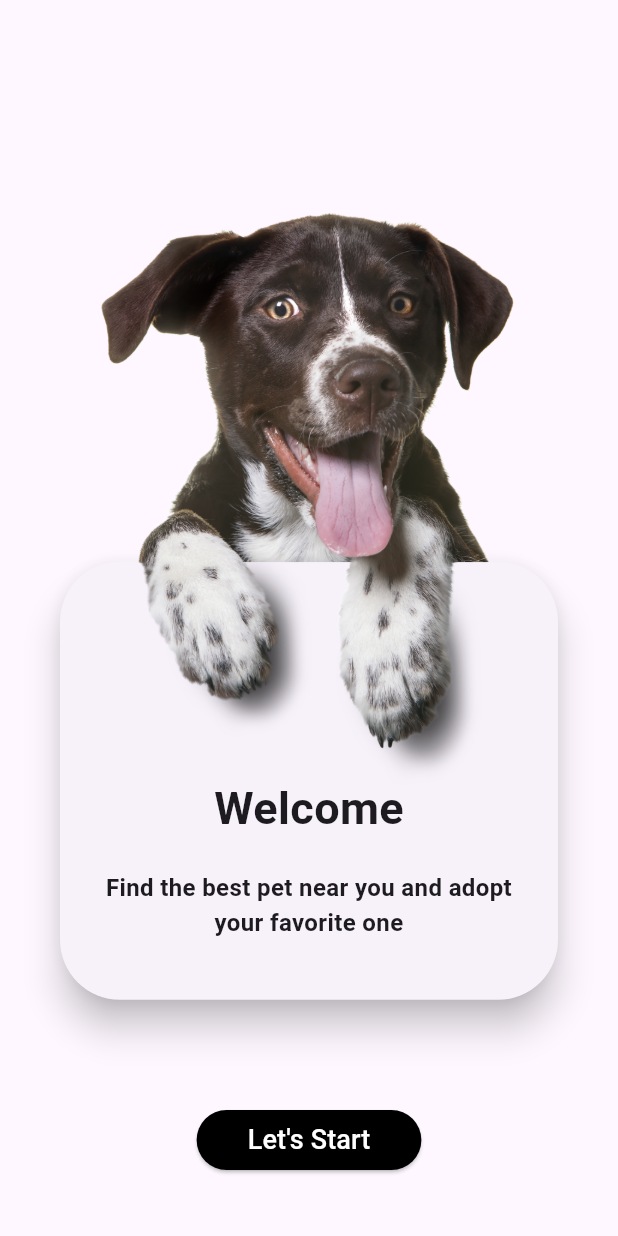
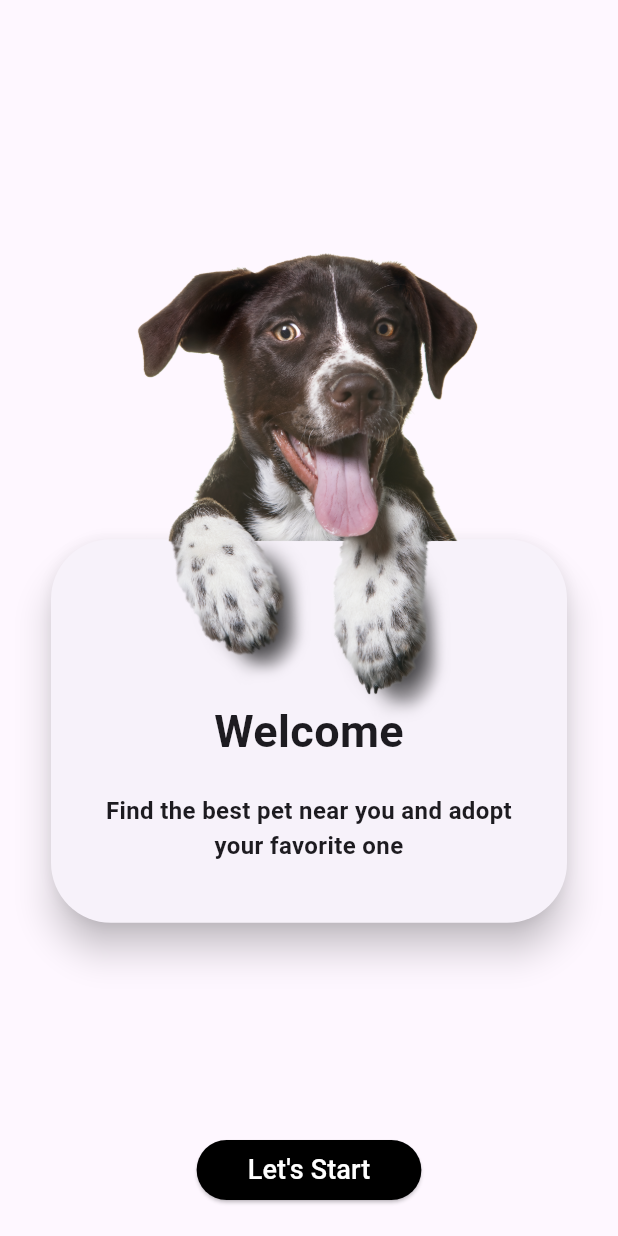
Before and after one commit to Brandon-RS/Dog-Finder, a Flutter app: the screen it shows after launch, on a phone screen of 412 x 824 dp. Run offline on Flutter 3.47's test engine with Material 3 defaults, Android fonts, the phone set to English and light mode, and no system bars.

Commit message:
Refactor welcome screen

```diff
--- a/lib/pages/banner_page.dart
+++ /dev/null
@@ -1,112 +0,0 @@
-import 'package:flutter/material.dart';
-import 'package:flutter/services.dart';
-
-class BannerPage extends StatefulWidget {
-  BannerPage({Key? key}) : super(key: key);
-
-  @override
-  _BannerPageState createState() => _BannerPageState();
-}
-
-class _BannerPageState extends State<BannerPage> {
-  @override
-  Widget build(BuildContext context) {
-    SystemChrome.setPreferredOrientations([
-      DeviceOrientation.portraitUp,
-      DeviceOrientation.portraitDown,
-    ]);
-    return Scaffold(
-      body: Column(
-        mainAxisAlignment: MainAxisAlignment.center,
-        children: [
-          Stack(
-            children: [
-              Center(
-                child: Container(
-                  height: 547,
-                  alignment: Alignment.bottomCenter,
-                  child: _bannerCard(),
-                ),
-              ),
-              Center(child: _imgBanner()),
-            ],
-          ),
-          SizedBox(height: 30)
-        ],
-      ),
-      floatingActionButtonLocation: FloatingActionButtonLocation.centerDocked,
-      floatingActionButton: _finalButton(context),
-    );
-  }
-
-  Widget _bannerCard() => Container(
-        height: 300,
-        width: 340,
-        child: Card(
-          shape: RoundedRectangleBorder(
-            borderRadius: BorderRadius.circular(40),
-          ),
-          elevation: 10,
-          child: Column(
-            mainAxisAlignment: MainAxisAlignment.end,
-            children: [
-              Text(
-                'Welcome',
-                style: TextStyle(fontWeight: FontWeight.bold, fontSize: 30),
-              ),
-              SizedBox(height: 20),
-              Container(
-                padding: const EdgeInsets.symmetric(horizontal: 20),
-                child: Text(
-                  'Find the best pet near you and adopt your favorite one',
-                  style: TextStyle(
-                    fontWeight: FontWeight.w600,
-                    fontSize: 16,
-                  ),
-                  textAlign: TextAlign.center,
-                ),
-              ),
-              SizedBox(height: 40),
-            ],
-          ),
-        ),
-      );
-
-  Widget _imgBanner() {
-    return Container(
-      height: 400,
-      child: Image(
-        image: AssetImage('assets/images/dog_banner.png'),
-      ),
-    );
-  }
-
-  Container _finalButton(BuildContext context) {
-    return Container(
-      padding: EdgeInsets.only(bottom: 40),
-      child: ElevatedButton(
-        style: ButtonStyle(
-          padding: WidgetStateProperty.all(
-            EdgeInsets.symmetric(horizontal: 34),
-          ),
-          backgroundColor: WidgetStateProperty.all(Colors.black),
-          shape: WidgetStateProperty.all(
-            RoundedRectangleBorder(
-              borderRadius: BorderRadius.circular(100),
-            ),
-          ),
-        ),
-        child: Text(
-          "Let's Start",
-          style: TextStyle(
-            fontSize: 18,
-            color: Colors.white,
-          ),
-        ),
-        onPressed: () {
-          Navigator.pushNamed(context, '/homePage');
-        },
-      ),
-    );
-  }
-}
--- /dev/null
+++ b/lib/pages/welcome_page.dart
@@ -0,0 +1,50 @@
+import 'package:dog_app/widgets/welcome_card.dart';
+import 'package:flutter/material.dart';
+import 'package:flutter/services.dart';
+
+class WelcomePage extends StatefulWidget {
+  WelcomePage({Key? key}) : super(key: key);
+
+  @override
+  _WelcomePageState createState() => _WelcomePageState();
+}
+
+class _WelcomePageState extends State<WelcomePage> {
+  @override
+  void initState() {
+    super.initState();
+    SystemChrome.setPreferredOrientations([
+      DeviceOrientation.portraitUp,
+      DeviceOrientation.portraitDown,
+    ]);
+  }
+
+  @override
+  Widget build(BuildContext context) {
+    return Scaffold(
+      body: Padding(
+        padding: const EdgeInsets.all(30),
+        child: WelcomeCard(),
+      ),
+      floatingActionButtonLocation: FloatingActionButtonLocation.centerDocked,
+      floatingActionButton: Padding(
+        padding: const EdgeInsets.only(bottom: 20),
+        child: ElevatedButton(
+          style: ElevatedButton.styleFrom(
+            padding: EdgeInsets.symmetric(horizontal: 34),
+            backgroundColor: Colors.black,
+            shape: StadiumBorder(),
+          ),
+          child: Text(
+            "Let's Start",
+            style: TextStyle(
+              fontSize: 18,
+              color: Colors.white,
+            ),
+          ),
+          onPressed: () => Navigator.pushNamed(context, '/homePage'),
+        ),
+      ),
+    );
+  }
+}
--- a/lib/routes/routes.dart
+++ b/lib/routes/routes.dart
@@ -1,8 +1,8 @@
-import 'package:dog_app/pages/banner_page.dart';
 import 'package:dog_app/pages/home_page.dart';
+import 'package:dog_app/pages/welcome_page.dart';
 import 'package:flutter/material.dart';
 
 Map<String, WidgetBuilder> getAplicationsRoutes() => <String, WidgetBuilder>{
-      '/': (BuildContext context) => BannerPage(),
+      '/': (BuildContext context) => WelcomePage(),
       '/homePage': (BuildContext context) => HomePage(),
     };
--- /dev/null
+++ b/lib/widgets/welcome_card.dart
@@ -0,0 +1,62 @@
+import 'package:flutter/material.dart';
+
+class WelcomeCard extends StatelessWidget {
+  const WelcomeCard({super.key});
+
+  @override
+  Widget build(BuildContext context) {
+    final size = MediaQuery.sizeOf(context);
+
+    return Stack(
+      alignment: Alignment.center,
+      children: [
+        Positioned(
+          left: 0,
+          right: 0,
+          top: size.height * 0.395,
+          child: SizedBox(
+            height: size.height * 0.32,
+            child: Card(
+              shape: RoundedRectangleBorder(
+                borderRadius: BorderRadius.circular(40),
+              ),
+              elevation: 10,
+              child: Column(
+                mainAxisAlignment: MainAxisAlignment.end,
+                mainAxisSize: MainAxisSize.min,
+                children: [
+                  Text(
+                    'Welcome',
+                    style: TextStyle(fontWeight: FontWeight.bold, fontSize: 30),
+                  ),
+                  SizedBox(height: 20),
+                  Container(
+                    padding: const EdgeInsets.symmetric(horizontal: 20),
+                    child: Text(
+                      'Find the best pet near you and adopt your favorite one',
+                      style: TextStyle(
+                        fontWeight: FontWeight.w600,
+                        fontSize: 16,
+                      ),
+                      textAlign: TextAlign.center,
+                    ),
+                  ),
+                  SizedBox(height: 40),
+                ],
+              ),
+            ),
+          ),
+        ),
+        Positioned(
+          left: 0,
+          right: 0,
+          top: size.height * 0.15,
+          child: Image.asset(
+            'assets/images/dog_banner.png',
+            height: size.height * 0.4,
+          ),
+        ),
+      ],
+    );
+  }
+}
```
